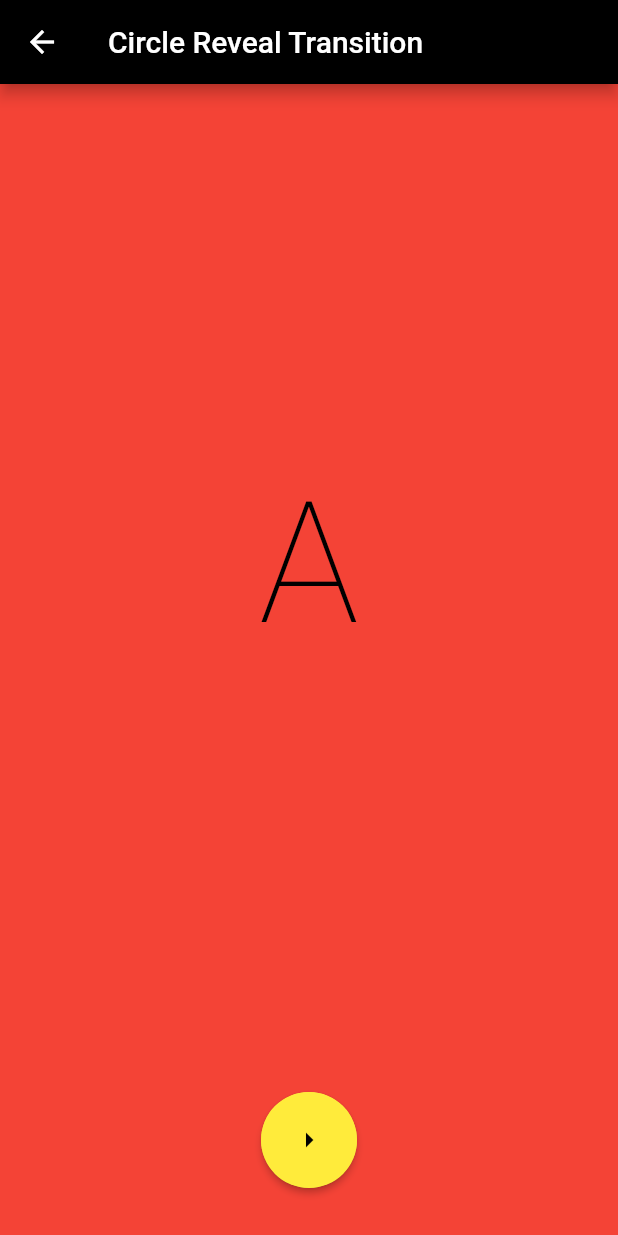
After one commit to mrverdant13/flutter_ui, a Flutter app: the screen it shows after launch, after a tap on "Circle Reveal Transition", on a phone screen of 412 x 824 dp. The commit adds this screen. Run offline on Flutter 3.47's test engine with Material 2 defaults, Android fonts, the phone set to English and light mode, and no system bars.

Commit message:
feat: implement circular reveal transition

```diff
--- /dev/null
+++ b/lib/circle_reveal_transition/custom_painter.dart
@@ -0,0 +1,243 @@
+part of 'screen.dart';
+
+class _CustomPainter extends StatefulWidget {
+  const _CustomPainter({
+    Key? key,
+    required this.pagesData,
+  }) : super(key: key);
+
+  final Set<_LetterPageData> pagesData;
+
+  @override
+  __CustomPainterState createState() => __CustomPainterState();
+}
+
+class __CustomPainterState extends State<_CustomPainter>
+    with SingleTickerProviderStateMixin {
+  late final PageController _pageController;
+  late int _currentPageIdx;
+
+  @override
+  void initState() {
+    super.initState();
+    _currentPageIdx = 0;
+    _pageController = PageController()
+      ..addListener(
+        () {
+          setState(() {
+            _currentPageIdx = (_pageController.page ?? 0) ~/ 1;
+          });
+        },
+      );
+  }
+
+  @override
+  void dispose() {
+    _pageController.dispose();
+    super.dispose();
+  }
+
+  int _safeIdx(int idx) => idx % pagesData.length;
+  double get _transitionProgress => (_pageController.page ?? 0.0) % 1;
+
+  _LetterPageData get _currentPageData => widget.pagesData.elementAt(
+        _safeIdx(_currentPageIdx),
+      );
+
+  int get _nextPageIdx => _safeIdx(_currentPageIdx + 1);
+  _LetterPageData get _nextPageData => widget.pagesData.elementAt(
+        _safeIdx(_currentPageIdx + 1),
+      );
+
+  _LetterPageData get _followingPageData => widget.pagesData.elementAt(
+        _safeIdx(_currentPageIdx + 2),
+      );
+
+  @override
+  Widget build(BuildContext context) => Container(
+        color: _currentPageData.primaryColor,
+        child: AnimatedBuilder(
+          animation: _pageController,
+          builder: (context, child) => Stack(
+            children: [
+              Column(
+                children: [
+                  Spacer(flex: 5),
+                  Expanded(
+                    child: LayoutBuilder(
+                      builder: (context, constraints) {
+                        final buttonDiameter = constraints.maxHeight / 2;
+                        return Stack(
+                          children: [
+                            CustomPaint(
+                              size: Size.infinite,
+                              painter: _Painter(
+                                progress: _transitionProgress,
+                                buttonDiameter: buttonDiameter,
+                                screenHeight:
+                                    MediaQuery.of(context).size.height,
+                                currentBackgroundColor:
+                                    _currentPageData.primaryColor,
+                                currentButtonColor: _nextPageData.primaryColor,
+                                nextButtonColor:
+                                    _followingPageData.primaryColor,
+                              ),
+                            ),
+                            if (_transitionProgress == 0.0)
+                              Center(
+                                child: ElevatedButton(
+                                  style: ElevatedButton.styleFrom(
+                                    primary: _nextPageData.primaryColor,
+                                    onPrimary: _nextPageData.accentColor,
+                                    fixedSize: Size.square(buttonDiameter),
+                                    shape: const CircleBorder(),
+                                  ),
+                                  onPressed: () {
+                                    _pageController.animateToPage(
+                                      _nextPageIdx,
+                                      duration: const Duration(seconds: 1),
+                                      curve: Curves.bounceOut,
+                                    );
+                                  },
+                                  child: Icon(Icons.arrow_right),
+                                ),
+                              ),
+                          ],
+                        );
+                      },
+                    ),
+                  ),
+                ],
+              ),
+              Column(
+                children: [
+                  Expanded(
+                    flex: 5,
+                    child: PageView.builder(
+                      controller: _pageController,
+                      itemCount: pagesData.length,
+                      itemBuilder: (context, index) {
+                        final currentPageData = pagesData.elementAt(index);
+                        return Center(
+                          child: Text(
+                            currentPageData.letter,
+                            style:
+                                Theme.of(context).textTheme.headline1?.copyWith(
+                                      color: currentPageData.accentColor,
+                                    ),
+                          ),
+                        );
+                      },
+                    ),
+                  ),
+                  Spacer(),
+                ],
+              ),
+            ],
+          ),
+        ),
+      );
+}
+
+class _Painter extends CustomPainter {
+  const _Painter({
+    required this.progress,
+    required this.buttonDiameter,
+    required this.screenHeight,
+    required this.currentButtonColor,
+    required this.currentBackgroundColor,
+    required this.nextButtonColor,
+  });
+
+  final double progress;
+  final double buttonDiameter;
+  final double screenHeight;
+  final Color currentBackgroundColor;
+  final Color currentButtonColor;
+  final Color nextButtonColor;
+
+  @override
+  void paint(Canvas canvas, Size size) {
+    final center = Offset(size.width / 2, size.height / 2);
+
+    final maxButtonDiameter = screenHeight * 200;
+    if (progress >= 0.0 && progress < 0.5) {
+      final expandingProgress = Curves.easeInExpo.transform(
+        Curves.easeInExpo.transform(
+          progress * 2,
+        ),
+      );
+      final currentButtonDiameter =
+          expandingProgress * maxButtonDiameter + buttonDiameter;
+      final currentButtonCenter = center.translate(
+        (currentButtonDiameter - buttonDiameter) / 2,
+        0.0,
+      );
+
+      final paint = Paint()..color = currentButtonColor;
+      canvas.drawCircle(
+        currentButtonCenter,
+        currentButtonDiameter / 2,
+        paint,
+      );
+    } else {
+      final shrinkingProgress = 1 -
+          Curves.easeOutExpo.transform(
+            Curves.easeOutExpo.transform(
+              progress * 2 - 1.0,
+            ),
+          );
+      final currentButtonDiameter =
+          shrinkingProgress * maxButtonDiameter + buttonDiameter;
+      final currentButtonCenter = center.translate(
+        -(currentButtonDiameter - buttonDiameter) / 2 -
+            buttonDiameter * shrinkingProgress,
+        0.0,
+      );
+
+      final paint = Paint()..color = currentButtonColor;
+      canvas.drawPaint(paint);
+      paint..color = currentBackgroundColor;
+      canvas.drawCircle(
+        currentButtonCenter,
+        currentButtonDiameter / 2,
+        paint,
+      );
+
+      // TODO: Implement reveal only without page view.
+      // final paint = Paint()..color = currentButtonColor;
+      // canvas.drawPath(
+      //   Path.combine(
+      //     PathOperation.difference,
+      //     Path()..addRect(Rect.largest),
+      //     Path()
+      //       ..addOval(
+      //         Rect.fromCircle(
+      //           center: currentButtonCenter,
+      //           radius: currentButtonDiameter / 2,
+      //         ),
+      //       )
+      //       ..close(),
+      //   ),
+      //   paint,
+      // );
+    }
+
+    const buttonChangeThreshold = 0.7;
+    if (progress > buttonChangeThreshold) {
+      final changeProgress = Curves.easeOutBack.transform(
+        (progress - buttonChangeThreshold) / (1 - buttonChangeThreshold),
+      );
+      final changingButtonDiameter = buttonDiameter * changeProgress;
+      final paint = Paint()..color = nextButtonColor;
+      canvas.drawCircle(
+        center,
+        changingButtonDiameter / 2,
+        paint,
+      );
+    }
+  }
+
+  @override
+  bool shouldRepaint(covariant CustomPainter oldDelegate) => true;
+}
--- /dev/null
+++ b/lib/circle_reveal_transition/mock_data.dart
@@ -0,0 +1,37 @@
+part of 'screen.dart';
+
+@immutable
+class _LetterPageData {
+  const _LetterPageData({
+    required this.letter,
+    required this.primaryColor,
+    required this.accentColor,
+  });
+
+  final String letter;
+  final Color primaryColor;
+  final Color accentColor;
+}
+
+const pagesData = <_LetterPageData>{
+  _LetterPageData(
+    letter: 'A',
+    primaryColor: Colors.red,
+    accentColor: Colors.black,
+  ),
+  _LetterPageData(
+    letter: 'B',
+    primaryColor: Colors.yellow,
+    accentColor: Colors.black,
+  ),
+  _LetterPageData(
+    letter: 'C',
+    primaryColor: Colors.blue,
+    accentColor: Colors.black,
+  ),
+  _LetterPageData(
+    letter: 'D',
+    primaryColor: Colors.green,
+    accentColor: Colors.black,
+  ),
+};
--- /dev/null
+++ b/lib/circle_reveal_transition/screen.dart
@@ -0,0 +1,22 @@
+import 'package:flutter/material.dart';
+import 'package:meta/meta.dart';
+
+part 'custom_painter.dart';
+part 'mock_data.dart';
+
+class CircleRevealTransitionScreen extends StatelessWidget {
+  const CircleRevealTransitionScreen({
+    Key? key,
+  }) : super(key: key);
+
+  @override
+  Widget build(BuildContext context) => Scaffold(
+        appBar: AppBar(
+          backgroundColor: Colors.black,
+          title: const Text('Circle Reveal Transition'),
+        ),
+        body: const _CustomPainter(
+          pagesData: pagesData,
+        ),
+      );
+}
--- a/lib/main.dart
+++ b/lib/main.dart
@@ -2,6 +2,7 @@ import 'package:flutter/material.dart';
 
 import 'page_indicator/screen.dart';
 import 'text_scroller/screen.dart';
+import 'circle_reveal_transition/screen.dart';
 
 void main() => runApp(
       MyApp(),
@@ -23,6 +24,7 @@ class _Home extends StatelessWidget {
   static const _routes = {
     'Text Scroller': const TextScrollerScreen(),
     'Page Indicator': const PageIndicatorScreen(),
+    'Circle Reveal Transition': const CircleRevealTransitionScreen(),
   };
 
   @override
```
